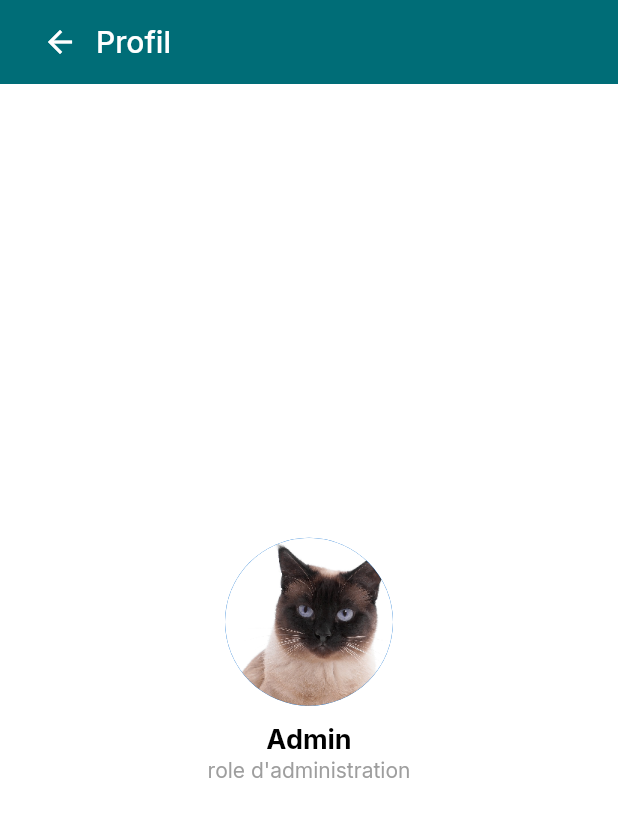
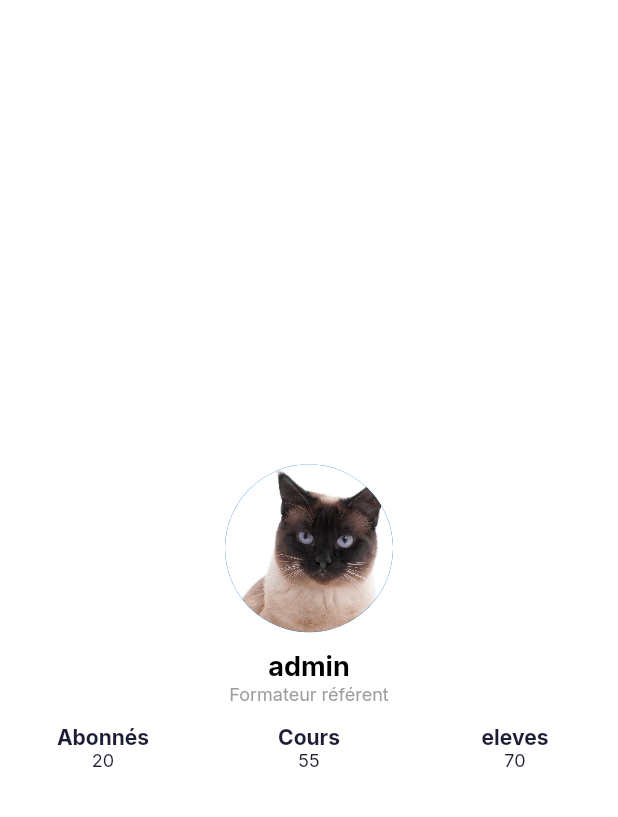
Before and after one commit to pragmatic-consulting/chat-app-flutter, a Flutter app: the ProfileScreen screen opened directly, on a phone screen of 412 x 824 dp. Shown: the top 817 px of the screen. Run offline on Flutter 3.47's test engine with Material 2 defaults, Android fonts, the phone set to English and light mode, and no system bars; our stand-ins replace curved_navigation_bar, google_fonts, shared_preferences; accounts and stored records are empty.

```diff
--- a/lib/screens/pages/profile_screen.dart
+++ b/lib/screens/pages/profile_screen.dart
@@ -1,19 +1,18 @@
-import 'package:chatapp/models/SignupUser.dart';
 import 'package:flutter/material.dart';
+import 'package:shared_preferences/shared_preferences.dart';
 
 class ProfileScreen extends StatefulWidget {
-  // final SignupUser user;
-  // ProfileScreen(this.user);
   @override
   _ProfileScreen createState() => _ProfileScreen();
 }
 
 class _ProfileScreen extends State<ProfileScreen> {
+  String _name = '';
   @override
   Widget build(BuildContext context) {
+    _read();
     return Scaffold(
         backgroundColor: Colors.white,
-        appBar: buildAppBar(),
         body: Center(
           child: Column(
             mainAxisAlignment: MainAxisAlignment.center,
@@ -27,7 +26,7 @@ class _ProfileScreen extends State<ProfileScreen> {
                 height: 12.0,
               ),
               Text(
-                "Admin",
+                '${_name}',
                 style: TextStyle(
                   color: Colors.black,
                   fontWeight: FontWeight.bold,
@@ -35,22 +34,58 @@ class _ProfileScreen extends State<ProfileScreen> {
                 ),
               ),
               Text(
-                "role d'administration",
+                "Formateur référent",
                 style: TextStyle(
                   color: Colors.grey,
+                  fontWeight: FontWeight.w400,
+                  fontSize: 12,
                 ),
+              ),
+              SizedBox(
+                height: 12.0,
+              ),
+              Row(
+                mainAxisAlignment: MainAxisAlignment.center,
+                crossAxisAlignment: CrossAxisAlignment.center,
+                children: [
+                  statWidget("Abonnés", "20"),
+                  statWidget("Cours", "55"),
+                  statWidget("eleves", "70"),
+                ],
               )
             ],
           ),
         ));
   }
 
-  AppBar buildAppBar() {
-    return AppBar(
-      automaticallyImplyLeading: false,
-      title: Row(
-        children: [BackButton(), Text("Profil")],
-      ),
-    );
+  void _read() async {
+    final prefs = await SharedPreferences.getInstance();
+    final key = '1';
+    final value = prefs.getString(key) ?? 'admin';
+    setState(() {
+      _name = value;
+    });
   }
 }
+
+Widget statWidget(String title, String stat) {
+  return Expanded(
+    child: Column(
+      children: [
+        Text(
+          title,
+          style: TextStyle(
+            fontWeight: FontWeight.bold,
+            fontSize: 14.0,
+          ),
+        ),
+        Text(
+          stat,
+          style: TextStyle(
+            fontSize: 12.0,
+          ),
+        ),
+      ],
+    ),
+  );
+}
```
Also changed, not shown: lib/models/ChatMessage.dart (+2 -14 lines), lib/screens/chats/chats_screen.dart (+26 -39 lines), lib/screens/chats/components/body.dart (+12 -20 lines), lib/screens/login/signin_or_signup.dart (+10 -3 lines), lib/screens/messages/components/audio_message.dart (deleted, +0 -67 lines), lib/screens/messages/components/body.dart (+6 -7 lines), lib/screens/messages/components/message.dart (+1 -13 lines), lib/screens/messages/components/text_message.dart (+23 -18 lines), lib/screens/messages/components/video_message.dart (deleted, +0 -37 lines), lib/screens/messages/message_screen.dart (+22 -3 lines), pubspec.yaml (+4 -3 lines), pubspec.lock.
